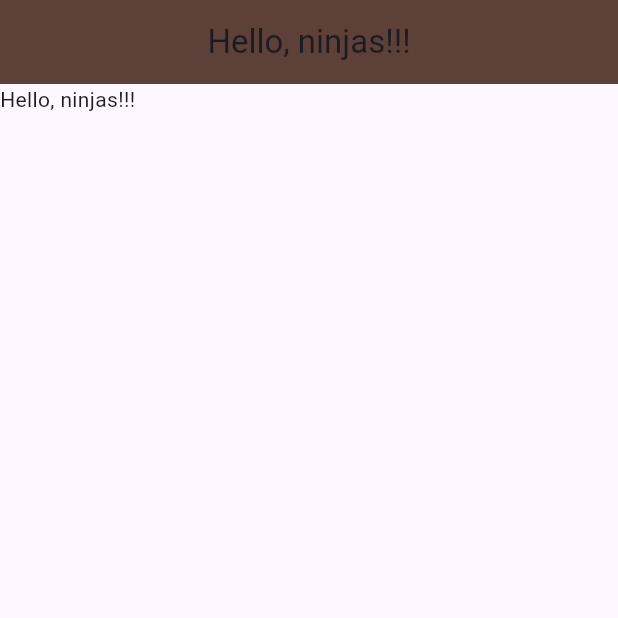
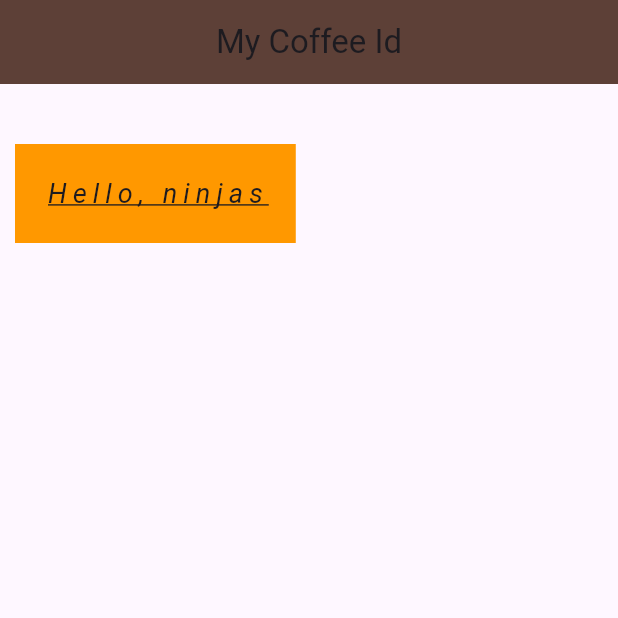
Before and after one commit to robertdrucker/Flutter-Masterclass, a Flutter app: the screen it shows after launch, on a phone screen of 412 x 824 dp, the top half of it. Run offline on Flutter 3.47's test engine with Material 3 defaults, Android fonts, the phone set to English and light mode, and no system bars.

Commit message:
Containers

```diff
--- a/lib/main.dart
+++ b/lib/main.dart
@@ -5,7 +5,7 @@ void main() {
     MaterialApp(
       home: Scaffold(
         appBar: AppBar(
-          title: const Home(),
+          title: const Text('My Coffee Id'),
           backgroundColor: Colors.brown[700],
           centerTitle: true,
         ),
@@ -19,6 +19,23 @@ class Home extends StatelessWidget {
   const Home({super.key});
   @override
   Widget build(BuildContext context) {
-    return const Text('Hello, ninjas!!!');
+    return Container(
+      color: Colors.orange,
+      // width: 200,
+      // height: 200,
+      padding: const EdgeInsets.all(20),
+      // margin: const EdgeInsets.only(left: 50),
+      margin: const EdgeInsets.fromLTRB(10, 40, 0, 0),
+      // child must be last
+      child: const Text(
+        'Hello, ninjas',
+        style: TextStyle(
+          fontSize: 18,
+          letterSpacing: 4,
+          decoration: TextDecoration.underline,
+          fontStyle: FontStyle.italic,
+        ),
+      ),
+    );
   }
 }
```
